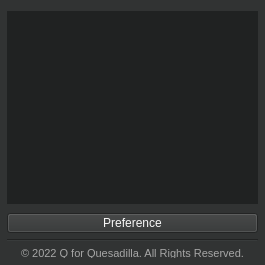
First picture: the form in interface/main.ui, repository qforquesadilla/outpost, before the edit.
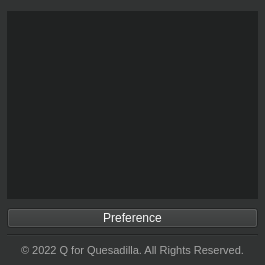
Second picture: the form after the edit. Icons and pictures are not drawn.

Commit message: Adjust UI size and add empty lines

```diff
--- a/interface/main.ui
+++ b/interface/main.ui
@@ -105,7 +105,7 @@
            <x>0</x>
            <y>0</y>
            <width>251</width>
-           <height>192</height>
+           <height>187</height>
           </rect>
          </property>
         </widget>
@@ -176,13 +176,13 @@
        <property name="minimumSize">
         <size>
          <width>0</width>
-         <height>5</height>
+         <height>15</height>
         </size>
        </property>
        <property name="maximumSize">
         <size>
          <width>16777215</width>
-         <height>10</height>
+         <height>15</height>
         </size>
        </property>
        <property name="font">
```
The commit also changes 1 other file.
